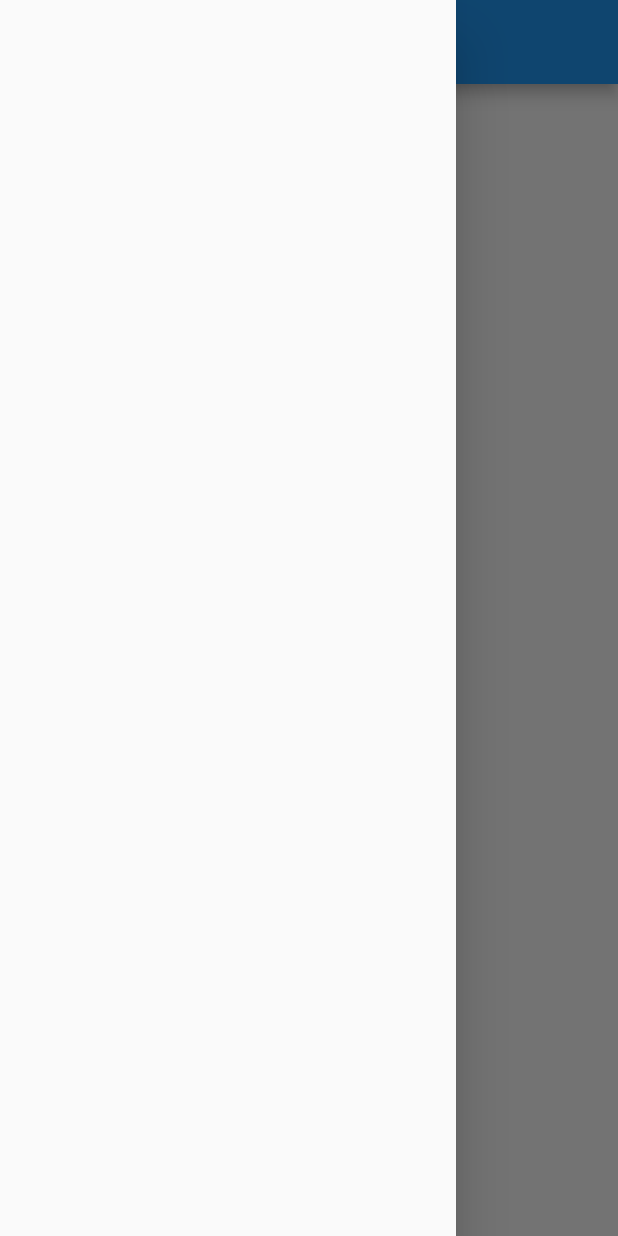
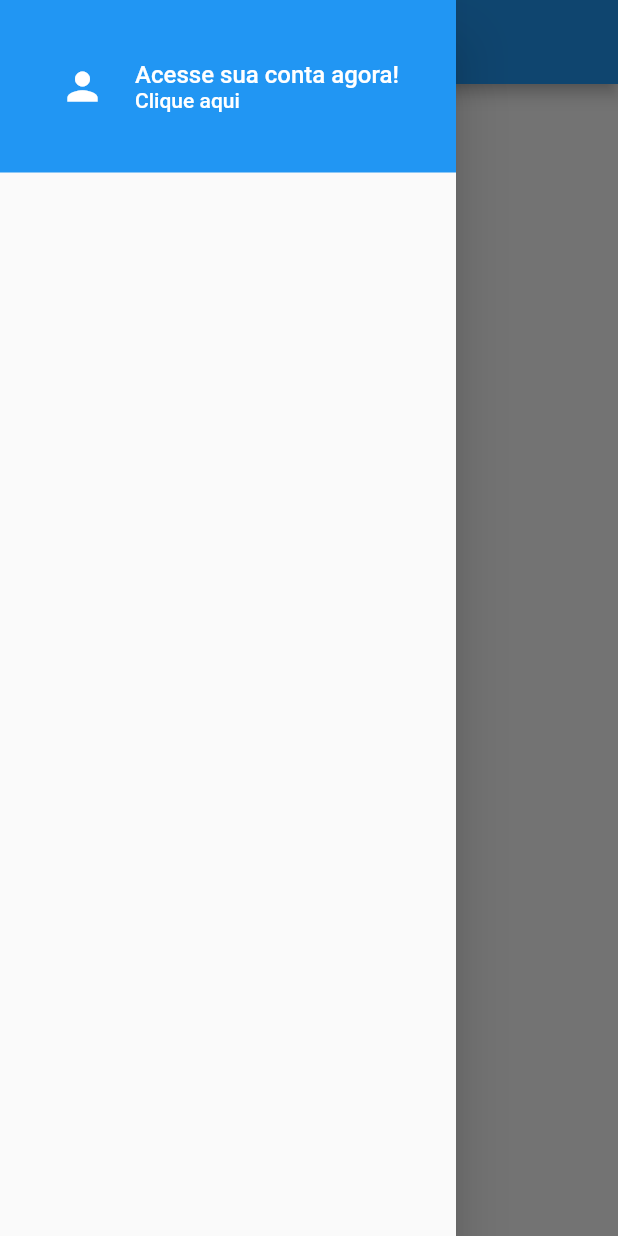
Before and after one commit to Fernando-Braulio/OLX-Clone-Flutter, a Flutter app: the screen it shows after launch, with the side drawer open, on a phone screen of 412 x 824 dp. Run offline on Flutter 3.47's test engine with Material 2 defaults, Android fonts, the phone set to English and light mode, and no system bars.

Commit message:
Inserindo Header do Menu

```diff
--- /dev/null
+++ b/lib/common/custom_drawer/custom_drawer.dart
@@ -0,0 +1,15 @@
+import 'package:flutter/material.dart';
+import 'package:xlo/common/custom_drawer/widgets/custom_header.dart';
+
+class CustomDrawer extends StatelessWidget {
+  @override
+  Widget build(BuildContext context) {
+    return Drawer(
+      child: ListView(
+        children: <Widget>[
+          CustomHeader()
+        ],
+      ),
+    );
+  }
+}
--- /dev/null
+++ b/lib/common/custom_drawer/widgets/custom_header.dart
@@ -0,0 +1,45 @@
+import 'package:flutter/material.dart';
+
+class CustomHeader extends StatelessWidget {
+  @override
+  Widget build(BuildContext context) {
+    return Container(
+      height: 115,
+      padding: const EdgeInsets.only(left: 40),
+      color: Colors.blue,
+      child: Row(children: <Widget>[
+        Icon(
+          Icons.person,
+          color: Colors.white,
+          size: 30,
+        ),
+        const SizedBox(
+          width: 20,
+        ),
+        Expanded(
+            child: Column(
+          mainAxisAlignment: MainAxisAlignment.center,
+          crossAxisAlignment: CrossAxisAlignment.start,
+          children: <Widget>[
+            Text(
+              "Acesse sua conta agora!",
+              style: TextStyle(
+                  color: Colors.white,
+                  fontSize: 16,
+                  fontWeight: FontWeight.w500),
+              overflow: TextOverflow.clip,
+            ),
+            Text(
+              "Clique aqui",
+              style: TextStyle(
+                  color: Colors.white,
+                  fontSize: 14,
+                  fontWeight: FontWeight.w500),
+              overflow: TextOverflow.clip,
+            ),
+          ],
+        ))
+      ]),
+    );
+  }
+}
--- a/lib/main.dart
+++ b/lib/main.dart
@@ -8,7 +8,7 @@ class MyApp extends StatelessWidget {
   @override
   Widget build(BuildContext context) {
     return MaterialApp(
-      title: 'XLO',
+      title: 'OLX',
       debugShowCheckedModeBanner: false,
       theme: ThemeData(
         primarySwatch: Colors.blue,
--- a/lib/screens/home/home_screen.dart
+++ b/lib/screens/home/home_screen.dart
@@ -1,4 +1,5 @@
 import 'package:flutter/material.dart';
+import 'package:xlo/common/custom_drawer/custom_drawer.dart';
 
 class HomeScreen extends StatefulWidget {
   @override
@@ -12,7 +13,7 @@ class _HomeScreenState extends State<HomeScreen> {
       appBar: AppBar(
         title: Text("OLX"),
       ),
-      drawer: Drawer(),
+      drawer: CustomDrawer(),
     );
   }
 }
```
